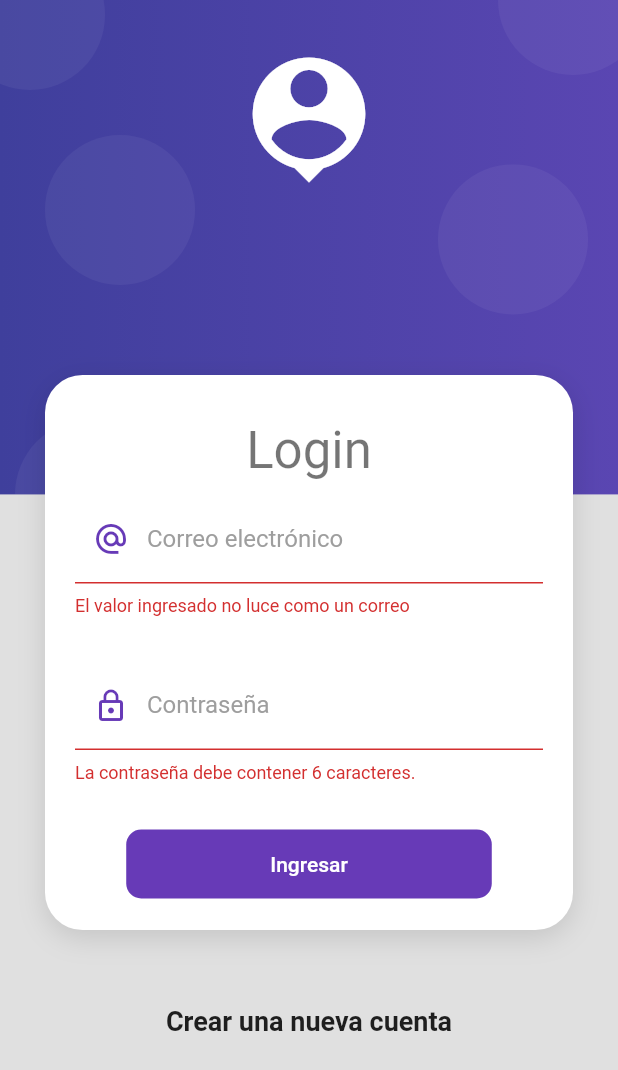
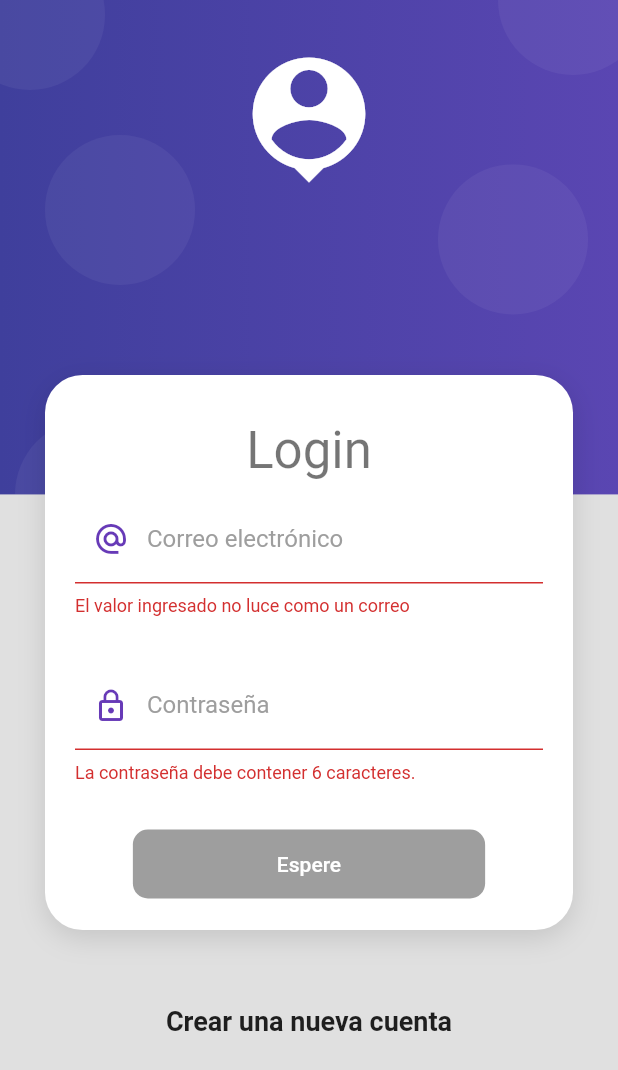
Before and after one commit to sleatherv/flutter_products_app, a Flutter app: the screen it shows after launch, after a tap on "Ingresar", on a phone screen of 412 x 824 dp. Shown: the top 1070 px of the screen. Run offline on Flutter 3.47's test engine with Material 2 defaults, Android fonts, the phone set to English and light mode, and no system bars.

Commit message:
Simulate timeout on http request

```diff
--- a/lib/providers/login_form_provider.dart
+++ b/lib/providers/login_form_provider.dart
@@ -6,6 +6,14 @@ class LoginFormProvider extends ChangeNotifier{
 
   String email = '';
   String password = '';
+
+  bool _isLoading = false;
+  bool get isLoading => _isLoading;
+
+  set isLoading(bool value){
+    _isLoading = value;
+    notifyListeners();
+  }
 
   bool isValidForm(){
 
--- a/lib/screens/login_screen.dart
+++ b/lib/screens/login_screen.dart
@@ -95,15 +95,24 @@ class _LoginForm extends StatelessWidget {
               color: Colors.deepPurple,
               child: Container(
                 padding: const EdgeInsets.symmetric(horizontal: 80, vertical: 15),
-                child: const Text(
-                  'Ingresar',
+                child: Text(
+                  loginForm.isLoading
+                  ?'Espere'
+                  :'Ingresar',
                   style: TextStyle(color: Colors.white),
                 ),
               ),
-              onPressed: () {
-              if(!loginForm.isValidForm()) return;
+              onPressed: loginForm.isLoading? null : () async {
+                FocusScope.of(context).unfocus(); //Hide Keyboard
 
-              Navigator.pushReplacementNamed(context, 'home');
+                loginForm.isLoading = true;
+
+                if(!loginForm.isValidForm()) return;
+
+                await Future.delayed(Duration(seconds: 2));
+                //Todo: validate is login is correct
+                loginForm.isLoading = false;
+                Navigator.pushReplacementNamed(context, 'home');
             },)
           ],
         )
```
